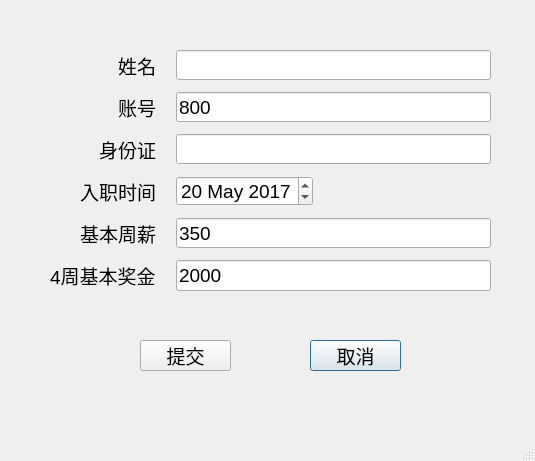
This is _new_employee.ui in windjokes/tianda_employee as Qt 5 draws it before an edit. The edited form follows.
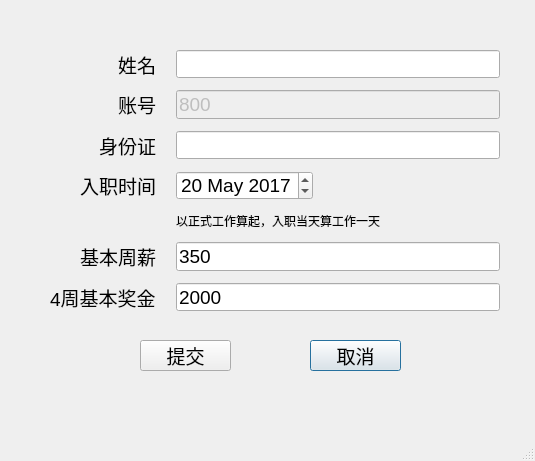
This is the edited form.

What changed in the file:
```diff
--- a/_new_employee.ui
+++ b/_new_employee.ui
@@ -26,8 +26,8 @@
     <rect>
      <x>50</x>
      <y>50</y>
-     <width>441</width>
-     <height>241</height>
+     <width>450</width>
+     <height>261</height>
     </rect>
    </property>
    <layout class="QFormLayout" name="formLayout">
@@ -80,14 +80,14 @@
       </property>
      </widget>
     </item>
-    <item row="4" column="0">
+    <item row="6" column="0">
      <widget class="QLabel" name="label_5">
       <property name="text">
        <string>基本周薪</string>
       </property>
      </widget>
     </item>
-    <item row="5" column="0">
+    <item row="7" column="0">
      <widget class="QLabel" name="label_6">
       <property name="text">
        <string>4周基本奖金</string>
@@ -99,6 +99,9 @@
     </item>
     <item row="1" column="1">
      <widget class="QLineEdit" name="lineEdit_2">
+      <property name="enabled">
+       <bool>false</bool>
+      </property>
       <property name="text">
        <string>800</string>
       </property>
@@ -111,7 +114,7 @@
       </property>
      </widget>
     </item>
-    <item row="5" column="1">
+    <item row="7" column="1">
      <widget class="QLineEdit" name="lineEdit_5">
       <property name="inputMethodHints">
        <set>Qt::ImhPreferNumbers</set>
@@ -121,7 +124,7 @@
       </property>
      </widget>
     </item>
-    <item row="4" column="1">
+    <item row="6" column="1">
      <widget class="QLineEdit" name="lineEdit_4">
       <property name="inputMethodHints">
        <set>Qt::ImhPreferNumbers</set>
@@ -152,6 +155,21 @@
       </property>
      </widget>
     </item>
+    <item row="4" column="1">
+     <widget class="QLabel" name="label_7">
+      <property name="font">
+       <font>
+        <pointsize>9</pointsize>
+       </font>
+      </property>
+      <property name="autoFillBackground">
+       <bool>true</bool>
+      </property>
+      <property name="text">
+       <string>以正式工作算起，入职当天算工作一天</string>
+      </property>
+     </widget>
+    </item>
    </layout>
   </widget>
   <widget class="QPushButton" name="pushButton">
```
